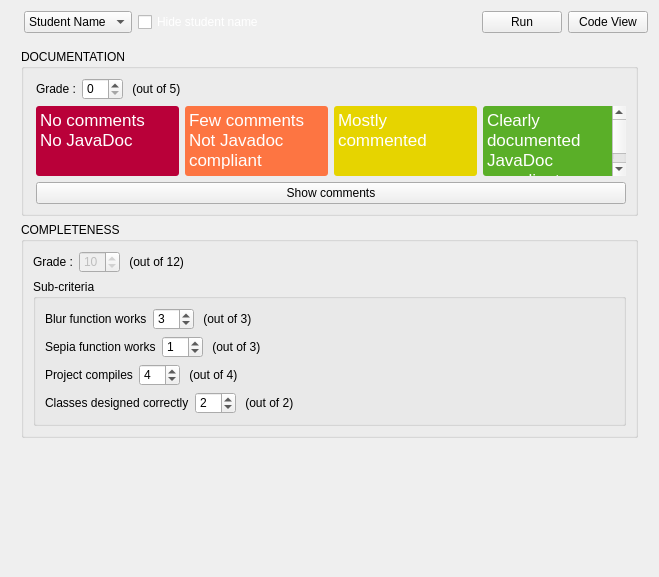
Above: TurboGrade/ui/gradeoverview.ui from wassgha/TurboGrade before the change. Below: the same form after it.
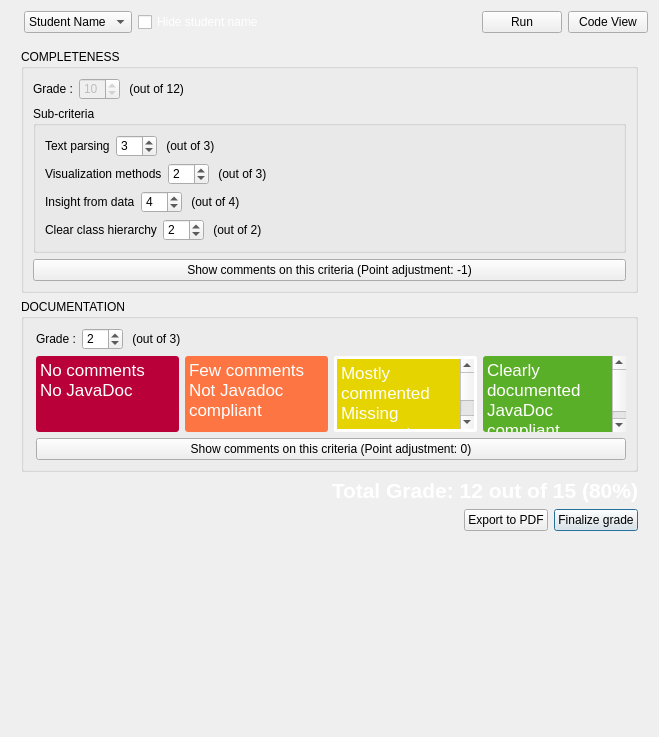
That is the form after the change. Icons and pictures are not drawn.

```diff
--- a/TurboGrade/ui/gradeoverview.ui
+++ b/TurboGrade/ui/gradeoverview.ui
@@ -7,7 +7,7 @@
     <x>0</x>
     <y>0</y>
     <width>659</width>
-    <height>577</height>
+    <height>737</height>
    </rect>
   </property>
   <property name="windowTitle">
@@ -25,8 +25,8 @@
         color: white;
 }
 
-#scrollArea {
-    background-color: transparent;
+#total_grade {
+color:white;
 }
 
 QScrollArea {background-color:transparent;}
@@ -45,6 +45,7 @@
 #level3 {
 	color: white;
 	background: rgb(230, 212, 0);
+	border: 3px solid white;
 	border-radius: 3px;
 }
 #level4 {
@@ -182,6 +183,12 @@
 	color: black;
 }</string>
      </property>
+     <property name="frameShadow">
+      <enum>QFrame::Plain</enum>
+     </property>
+     <property name="sizeAdjustPolicy">
+      <enum>QAbstractScrollArea::AdjustToContents</enum>
+     </property>
      <property name="widgetResizable">
       <bool>true</bool>
      </property>
@@ -194,7 +201,7 @@
         <x>0</x>
         <y>0</y>
         <width>635</width>
-        <height>493</height>
+        <height>602</height>
        </rect>
       </property>
       <property name="sizePolicy">
@@ -210,224 +217,6 @@
        </size>
       </property>
       <layout class="QVBoxLayout" name="verticalLayout_3">
-       <item>
-        <widget class="QGroupBox" name="groupBox">
-         <property name="sizePolicy">
-          <sizepolicy hsizetype="Preferred" vsizetype="Minimum">
-           <horstretch>0</horstretch>
-           <verstretch>0</verstretch>
-          </sizepolicy>
-         </property>
-         <property name="maximumSize">
-          <size>
-           <width>16777215</width>
-           <height>16777215</height>
-          </size>
-         </property>
-         <property name="title">
-          <string>DOCUMENTATION</string>
-         </property>
-         <property name="alignment">
-          <set>Qt::AlignLeading|Qt::AlignLeft|Qt::AlignTop</set>
-         </property>
-         <property name="flat">
-          <bool>true</bool>
-         </property>
-         <layout class="QVBoxLayout" name="verticalLayout">
-          <property name="leftMargin">
-           <number>12</number>
-          </property>
-          <item>
-           <layout class="QHBoxLayout" name="horizontalLayout_2">
-            <item>
-             <widget class="QLabel" name="label">
-              <property name="text">
-               <string>Grade :</string>
-              </property>
-             </widget>
-            </item>
-            <item>
-             <widget class="QSpinBox" name="spinBox"/>
-            </item>
-            <item>
-             <widget class="QLabel" name="label_2">
-              <property name="text">
-               <string> (out of 5)</string>
-              </property>
-             </widget>
-            </item>
-            <item>
-             <spacer name="horizontalSpacer">
-              <property name="orientation">
-               <enum>Qt::Horizontal</enum>
-              </property>
-              <property name="sizeHint" stdset="0">
-               <size>
-                <width>40</width>
-                <height>20</height>
-               </size>
-              </property>
-             </spacer>
-            </item>
-           </layout>
-          </item>
-          <item>
-           <layout class="QHBoxLayout" name="horizontalLayout">
-            <item>
-             <widget class="QTextBrowser" name="level1">
-              <property name="sizePolicy">
-               <sizepolicy hsizetype="Expanding" vsizetype="MinimumExpanding">
-                <horstretch>0</horstretch>
-                <verstretch>0</verstretch>
-               </sizepolicy>
-              </property>
-              <property name="frameShape">
-               <enum>QFrame::StyledPanel</enum>
-              </property>
-              <property name="frameShadow">
-               <enum>QFrame::Plain</enum>
-              </property>
-              <property name="verticalScrollBarPolicy">
-               <enum>Qt::ScrollBarAsNeeded</enum>
-              </property>
-              <property name="sizeAdjustPolicy">
-               <enum>QAbstractScrollArea::AdjustToContents</enum>
-              </property>
-              <property name="lineWrapMode">
-               <enum>QTextEdit::WidgetWidth</enum>
-              </property>
-              <property name="html">
-               <string>&lt;!DOCTYPE HTML PUBLIC &quot;-//W3C//DTD HTML 4.0//EN&quot; &quot;http://www.w3.org/TR/REC-html40/strict.dtd&quot;&gt;
-&lt;html&gt;&lt;head&gt;&lt;meta name=&quot;qrichtext&quot; content=&quot;1&quot; /&gt;&lt;style type=&quot;text/css&quot;&gt;
-p, li { white-space: pre-wrap; }
-&lt;/style&gt;&lt;/head&gt;&lt;body style=&quot; font-family:'.SF NS Text'; font-size:13pt; font-weight:400; font-style:normal;&quot;&gt;
-&lt;p style=&quot; margin-top:0px; margin-bottom:0px; margin-left:0px; margin-right:0px; -qt-block-indent:0; text-indent:0px;&quot;&gt;No comments&lt;/p&gt;
-&lt;p style=&quot; margin-top:0px; margin-bottom:0px; margin-left:0px; margin-right:0px; -qt-block-indent:0; text-indent:0px;&quot;&gt;No JavaDoc&lt;/p&gt;&lt;/body&gt;&lt;/html&gt;</string>
-              </property>
-              <property name="acceptRichText">
-               <bool>true</bool>
-              </property>
-             </widget>
-            </item>
-            <item>
-             <widget class="QTextBrowser" name="level2">
-              <property name="sizePolicy">
-               <sizepolicy hsizetype="Expanding" vsizetype="MinimumExpanding">
-                <horstretch>0</horstretch>
-                <verstretch>0</verstretch>
-               </sizepolicy>
-              </property>
-              <property name="frameShape">
-               <enum>QFrame::StyledPanel</enum>
-              </property>
-              <property name="frameShadow">
-               <enum>QFrame::Plain</enum>
-              </property>
-              <property name="verticalScrollBarPolicy">
-               <enum>Qt::ScrollBarAsNeeded</enum>
-              </property>
-              <property name="sizeAdjustPolicy">
-               <enum>QAbstractScrollArea::AdjustToContents</enum>
-              </property>
-              <property name="lineWrapMode">
-               <enum>QTextEdit::WidgetWidth</enum>
-              </property>
-              <property name="html">
-               <string>&lt;!DOCTYPE HTML PUBLIC &quot;-//W3C//DTD HTML 4.0//EN&quot; &quot;http://www.w3.org/TR/REC-html40/strict.dtd&quot;&gt;
-&lt;html&gt;&lt;head&gt;&lt;meta name=&quot;qrichtext&quot; content=&quot;1&quot; /&gt;&lt;style type=&quot;text/css&quot;&gt;
-p, li { white-space: pre-wrap; }
-&lt;/style&gt;&lt;/head&gt;&lt;body style=&quot; font-family:'.SF NS Text'; font-size:13pt; font-weight:400; font-style:normal;&quot;&gt;
-&lt;p style=&quot; margin-top:0px; margin-bottom:0px; margin-left:0px; margin-right:0px; -qt-block-indent:0; text-indent:0px;&quot;&gt;Few comments&lt;/p&gt;
-&lt;p style=&quot; margin-top:0px; margin-bottom:0px; margin-left:0px; margin-right:0px; -qt-block-indent:0; text-indent:0px;&quot;&gt;Not Javadoc compliant&lt;/p&gt;&lt;/body&gt;&lt;/html&gt;</string>
-              </property>
-              <property name="acceptRichText">
-               <bool>true</bool>
-              </property>
-             </widget>
-            </item>
-            <item>
-             <widget class="QTextBrowser" name="level3">
-              <property name="sizePolicy">
-               <sizepolicy hsizetype="Expanding" vsizetype="MinimumExpanding">
-                <horstretch>0</horstretch>
-                <verstretch>0</verstretch>
-               </sizepolicy>
-              </property>
-              <property name="frameShape">
-               <enum>QFrame::StyledPanel</enum>
-              </property>
-              <property name="frameShadow">
-               <enum>QFrame::Plain</enum>
-              </property>
-              <property name="verticalScrollBarPolicy">
-               <enum>Qt::ScrollBarAsNeeded</enum>
-              </property>
-              <property name="sizeAdjustPolicy">
-               <enum>QAbstractScrollArea::AdjustToContents</enum>
-              </property>
-              <property name="lineWrapMode">
-               <enum>QTextEdit::WidgetWidth</enum>
-              </property>
-              <property name="html">
-               <string>&lt;!DOCTYPE HTML PUBLIC &quot;-//W3C//DTD HTML 4.0//EN&quot; &quot;http://www.w3.org/TR/REC-html40/strict.dtd&quot;&gt;
-&lt;html&gt;&lt;head&gt;&lt;meta name=&quot;qrichtext&quot; content=&quot;1&quot; /&gt;&lt;style type=&quot;text/css&quot;&gt;
-p, li { white-space: pre-wrap; }
-&lt;/style&gt;&lt;/head&gt;&lt;body style=&quot; font-family:'.SF NS Text'; font-size:13pt; font-weight:400; font-style:normal;&quot;&gt;
-&lt;p style=&quot; margin-top:0px; margin-bottom:0px; margin-left:0px; margin-right:0px; -qt-block-indent:0; text-indent:0px;&quot;&gt;Mostly commented&lt;/p&gt;&lt;/body&gt;&lt;/html&gt;</string>
-              </property>
-              <property name="acceptRichText">
-               <bool>true</bool>
-              </property>
-             </widget>
-            </item>
-            <item>
-             <widget class="QTextBrowser" name="level4">
-              <property name="sizePolicy">
-               <sizepolicy hsizetype="Expanding" vsizetype="MinimumExpanding">
-                <horstretch>0</horstretch>
-                <verstretch>0</verstretch>
-               </sizepolicy>
-              </property>
-              <property name="frameShape">
-               <enum>QFrame::StyledPanel</enum>
-              </property>
-              <property name="frameShadow">
-               <enum>QFrame::Plain</enum>
-              </property>
-              <property name="verticalScrollBarPolicy">
-               <enum>Qt::ScrollBarAsNeeded</enum>
-              </property>
-              <property name="sizeAdjustPolicy">
-               <enum>QAbstractScrollArea::AdjustToContents</enum>
-              </property>
-              <property name="lineWrapMode">
-               <enum>QTextEdit::WidgetWidth</enum>
-              </property>
-              <property name="html">
-               <string>&lt;!DOCTYPE HTML PUBLIC &quot;-//W3C//DTD HTML 4.0//EN&quot; &quot;http://www.w3.org/TR/REC-html40/strict.dtd&quot;&gt;
-&lt;html&gt;&lt;head&gt;&lt;meta name=&quot;qrichtext&quot; content=&quot;1&quot; /&gt;&lt;style type=&quot;text/css&quot;&gt;
-p, li { white-space: pre-wrap; }
-&lt;/style&gt;&lt;/head&gt;&lt;body style=&quot; font-family:'.SF NS Text'; font-size:13pt; font-weight:400; font-style:normal;&quot;&gt;
-&lt;p style=&quot; margin-top:0px; margin-bottom:0px; margin-left:0px; margin-right:0px; -qt-block-indent:0; text-indent:0px;&quot;&gt;Clearly documented&lt;/p&gt;
-&lt;p style=&quot; margin-top:0px; margin-bottom:0px; margin-left:0px; margin-right:0px; -qt-block-indent:0; text-indent:0px;&quot;&gt;JavaDoc compliant&lt;/p&gt;&lt;/body&gt;&lt;/html&gt;</string>
-              </property>
-              <property name="acceptRichText">
-               <bool>true</bool>
-              </property>
-             </widget>
-            </item>
-           </layout>
-          </item>
-          <item>
-           <widget class="QPushButton" name="pushButton">
-            <property name="text">
-             <string>Show comments</string>
-            </property>
-           </widget>
-          </item>
-         </layout>
-        </widget>
-       </item>
        <item>
         <widget class="QGroupBox" name="groupBox_2">
          <property name="sizePolicy">
@@ -504,7 +293,7 @@
                <item>
                 <widget class="QLabel" name="label_11">
                  <property name="text">
-                  <string>Blur function works</string>
+                  <string>Text parsing</string>
                  </property>
                 </widget>
                </item>
@@ -545,7 +334,7 @@
                <item>
                 <widget class="QLabel" name="label_13">
                  <property name="text">
-                  <string>Sepia function works</string>
+                  <string>Visualization methods</string>
                  </property>
                 </widget>
                </item>
@@ -555,7 +344,7 @@
                   <bool>true</bool>
                  </property>
                  <property name="value">
-                  <number>1</number>
+                  <number>2</number>
                  </property>
                 </widget>
                </item>
@@ -586,7 +375,7 @@
                <item>
                 <widget class="QLabel" name="label_15">
                  <property name="text">
-                  <string>Project compiles</string>
+                  <string>Insight from data</string>
                  </property>
                 </widget>
                </item>
@@ -627,7 +416,7 @@
                <item>
                 <widget class="QLabel" name="label_17">
                  <property name="text">
-                  <string>Classes designed correctly</string>
+                  <string>Clear class hierarchy</string>
                  </property>
                 </widget>
                </item>
@@ -666,9 +455,293 @@
             </layout>
            </widget>
           </item>
+          <item>
+           <widget class="QPushButton" name="pushButton_2">
+            <property name="text">
+             <string>Show comments on this criteria (Point adjustment: -1)</string>
+            </property>
+           </widget>
+          </item>
          </layout>
         </widget>
        </item>
+       <item>
+        <widget class="QGroupBox" name="groupBox">
+         <property name="sizePolicy">
+          <sizepolicy hsizetype="Preferred" vsizetype="Minimum">
+           <horstretch>0</horstretch>
+           <verstretch>0</verstretch>
+          </sizepolicy>
+         </property>
+         <property name="maximumSize">
+          <size>
+           <width>16777215</width>
+           <height>16777215</height>
+          </size>
+         </property>
+         <property name="title">
+          <string>DOCUMENTATION</string>
+         </property>
+         <property name="alignment">
+          <set>Qt::AlignLeading|Qt::AlignLeft|Qt::AlignTop</set>
+         </property>
+         <property name="flat">
+          <bool>true</bool>
+         </property>
+         <layout class="QVBoxLayout" name="verticalLayout">
+          <property name="leftMargin">
+           <number>12</number>
+          </property>
+          <item>
+           <layout class="QHBoxLayout" name="horizontalLayout_2">
+            <item>
+             <widget class="QLabel" name="label">
+              <property name="text">
+               <string>Grade :</string>
+              </property>
+             </widget>
+            </item>
+            <item>
+             <widget class="QSpinBox" name="spinBox">
+              <property name="value">
+               <number>2</number>
+              </property>
+             </widget>
+            </item>
+            <item>
+             <widget class="QLabel" name="label_2">
+              <property name="text">
+               <string> (out of 3)</string>
+              </property>
+             </widget>
+            </item>
+            <item>
+             <spacer name="horizontalSpacer">
+              <property name="orientation">
+               <enum>Qt::Horizontal</enum>
+              </property>
+              <property name="sizeHint" stdset="0">
+               <size>
+                <width>40</width>
+                <height>20</height>
+               </size>
+              </property>
+             </spacer>
+            </item>
+           </layout>
+          </item>
+          <item>
+           <layout class="QHBoxLayout" name="horizontalLayout">
+            <item>
+             <widget class="QTextBrowser" name="level1">
+              <property name="sizePolicy">
+               <sizepolicy hsizetype="Expanding" vsizetype="MinimumExpanding">
+                <horstretch>0</horstretch>
+                <verstretch>0</verstretch>
+               </sizepolicy>
+              </property>
+              <property name="frameShape">
+               <enum>QFrame::StyledPanel</enum>
+              </property>
+              <property name="frameShadow">
+               <enum>QFrame::Plain</enum>
+              </property>
+              <property name="verticalScrollBarPolicy">
+               <enum>Qt::ScrollBarAsNeeded</enum>
+              </property>
+              <property name="sizeAdjustPolicy">
+               <enum>QAbstractScrollArea::AdjustToContents</enum>
+              </property>
+              <property name="lineWrapMode">
+               <enum>QTextEdit::WidgetWidth</enum>
+              </property>
+              <property name="html">
+               <string>&lt;!DOCTYPE HTML PUBLIC &quot;-//W3C//DTD HTML 4.0//EN&quot; &quot;http://www.w3.org/TR/REC-html40/strict.dtd&quot;&gt;
+&lt;html&gt;&lt;head&gt;&lt;meta name=&quot;qrichtext&quot; content=&quot;1&quot; /&gt;&lt;style type=&quot;text/css&quot;&gt;
+p, li { white-space: pre-wrap; }
+&lt;/style&gt;&lt;/head&gt;&lt;body style=&quot; font-family:'.SF NS Text'; font-size:13pt; font-weight:400; font-style:normal;&quot;&gt;
+&lt;p style=&quot; margin-top:0px; margin-bottom:0px; margin-left:0px; margin-right:0px; -qt-block-indent:0; text-indent:0px;&quot;&gt;No comments&lt;/p&gt;
+&lt;p style=&quot; margin-top:0px; margin-bottom:0px; margin-left:0px; margin-right:0px; -qt-block-indent:0; text-indent:0px;&quot;&gt;No JavaDoc&lt;/p&gt;&lt;/body&gt;&lt;/html&gt;</string>
+              </property>
+              <property name="acceptRichText">
+               <bool>true</bool>
+              </property>
+             </widget>
+            </item>
+            <item>
+             <widget class="QTextBrowser" name="level2">
+              <property name="sizePolicy">
+               <sizepolicy hsizetype="Expanding" vsizetype="MinimumExpanding">
+                <horstretch>0</horstretch>
+                <verstretch>0</verstretch>
+               </sizepolicy>
+              </property>
+              <property name="frameShape">
+               <enum>QFrame::StyledPanel</enum>
+              </property>
+              <property name="frameShadow">
+               <enum>QFrame::Plain</enum>
+              </property>
+              <property name="verticalScrollBarPolicy">
+               <enum>Qt::ScrollBarAsNeeded</enum>
+              </property>
+              <property name="sizeAdjustPolicy">
+               <enum>QAbstractScrollArea::AdjustToContents</enum>
+              </property>
+              <property name="lineWrapMode">
+               <enum>QTextEdit::WidgetWidth</enum>
+              </property>
+              <property name="html">
+               <string>&lt;!DOCTYPE HTML PUBLIC &quot;-//W3C//DTD HTML 4.0//EN&quot; &quot;http://www.w3.org/TR/REC-html40/strict.dtd&quot;&gt;
+&lt;html&gt;&lt;head&gt;&lt;meta name=&quot;qrichtext&quot; content=&quot;1&quot; /&gt;&lt;style type=&quot;text/css&quot;&gt;
+p, li { white-space: pre-wrap; }
+&lt;/style&gt;&lt;/head&gt;&lt;body style=&quot; font-family:'.SF NS Text'; font-size:13pt; font-weight:400; font-style:normal;&quot;&gt;
+&lt;p style=&quot; margin-top:0px; margin-bottom:0px; margin-left:0px; margin-right:0px; -qt-block-indent:0; text-indent:0px;&quot;&gt;Few comments&lt;/p&gt;
+&lt;p style=&quot; margin-top:0px; margin-bottom:0px; margin-left:0px; margin-right:0px; -qt-block-indent:0; text-indent:0px;&quot;&gt;Not Javadoc compliant&lt;/p&gt;&lt;/body&gt;&lt;/html&gt;</string>
+              </property>
+              <property name="acceptRichText">
+               <bool>true</bool>
+              </property>
+             </widget>
+            </item>
+            <item>
+             <widget class="QTextBrowser" name="level3">
+              <property name="sizePolicy">
+               <sizepolicy hsizetype="Expanding" vsizetype="MinimumExpanding">
+                <horstretch>0</horstretch>
+                <verstretch>0</verstretch>
+               </sizepolicy>
+              </property>
+              <property name="frameShape">
+               <enum>QFrame::StyledPanel</enum>
+              </property>
+              <property name="frameShadow">
+               <enum>QFrame::Plain</enum>
+              </property>
+              <property name="verticalScrollBarPolicy">
+               <enum>Qt::ScrollBarAsNeeded</enum>
+              </property>
+              <property name="sizeAdjustPolicy">
+               <enum>QAbstractScrollArea::AdjustToContents</enum>
+              </property>
+              <property name="lineWrapMode">
+               <enum>QTextEdit::WidgetWidth</enum>
+              </property>
+              <property name="html">
+               <string>&lt;!DOCTYPE HTML PUBLIC &quot;-//W3C//DTD HTML 4.0//EN&quot; &quot;http://www.w3.org/TR/REC-html40/strict.dtd&quot;&gt;
+&lt;html&gt;&lt;head&gt;&lt;meta name=&quot;qrichtext&quot; content=&quot;1&quot; /&gt;&lt;style type=&quot;text/css&quot;&gt;
+p, li { white-space: pre-wrap; }
+&lt;/style&gt;&lt;/head&gt;&lt;body style=&quot; font-family:'.SF NS Text'; font-size:13pt; font-weight:400; font-style:normal;&quot;&gt;
+&lt;p style=&quot; margin-top:0px; margin-bottom:0px; margin-left:0px; margin-right:0px; -qt-block-indent:0; text-indent:0px;&quot;&gt;Mostly commented&lt;/p&gt;
+&lt;p style=&quot; margin-top:0px; margin-bottom:0px; margin-left:0px; margin-right:0px; -qt-block-indent:0; text-indent:0px;&quot;&gt;Missing comments inside methods&lt;/p&gt;&lt;/body&gt;&lt;/html&gt;</string>
+              </property>
+              <property name="acceptRichText">
+               <bool>true</bool>
+              </property>
+             </widget>
+            </item>
+            <item>
+             <widget class="QTextBrowser" name="level4">
+              <property name="sizePolicy">
+               <sizepolicy hsizetype="Expanding" vsizetype="MinimumExpanding">
+                <horstretch>0</horstretch>
+                <verstretch>0</verstretch>
+               </sizepolicy>
+              </property>
+              <property name="frameShape">
+               <enum>QFrame::StyledPanel</enum>
+              </property>
+              <property name="frameShadow">
+               <enum>QFrame::Plain</enum>
+              </property>
+              <property name="verticalScrollBarPolicy">
+               <enum>Qt::ScrollBarAsNeeded</enum>
+              </property>
+              <property name="sizeAdjustPolicy">
+               <enum>QAbstractScrollArea::AdjustToContents</enum>
+              </property>
+              <property name="lineWrapMode">
+               <enum>QTextEdit::WidgetWidth</enum>
+              </property>
+              <property name="html">
+               <string>&lt;!DOCTYPE HTML PUBLIC &quot;-//W3C//DTD HTML 4.0//EN&quot; &quot;http://www.w3.org/TR/REC-html40/strict.dtd&quot;&gt;
+&lt;html&gt;&lt;head&gt;&lt;meta name=&quot;qrichtext&quot; content=&quot;1&quot; /&gt;&lt;style type=&quot;text/css&quot;&gt;
+p, li { white-space: pre-wrap; }
+&lt;/style&gt;&lt;/head&gt;&lt;body style=&quot; font-family:'.SF NS Text'; font-size:13pt; font-weight:400; font-style:normal;&quot;&gt;
+&lt;p style=&quot; margin-top:0px; margin-bottom:0px; margin-left:0px; margin-right:0px; -qt-block-indent:0; text-indent:0px;&quot;&gt;Clearly documented&lt;/p&gt;
+&lt;p style=&quot; margin-top:0px; margin-bottom:0px; margin-left:0px; margin-right:0px; -qt-block-indent:0; text-indent:0px;&quot;&gt;JavaDoc compliant&lt;/p&gt;&lt;/body&gt;&lt;/html&gt;</string>
+              </property>
+              <property name="acceptRichText">
+               <bool>true</bool>
+              </property>
+             </widget>
+            </item>
+           </layout>
+          </item>
+          <item>
+           <widget class="QPushButton" name="pushButton">
+            <property name="text">
+             <string>Show comments on this criteria (Point adjustment: 0)</string>
+            </property>
+           </widget>
+          </item>
+         </layout>
+        </widget>
+       </item>
+       <item>
+        <widget class="QLabel" name="total_grade">
+         <property name="font">
+          <font>
+           <pointsize>16</pointsize>
+           <weight>75</weight>
+           <bold>true</bold>
+          </font>
+         </property>
+         <property name="text">
+          <string>Total Grade: 12 out of 15 (80%)</string>
+         </property>
+         <property name="alignment">
+          <set>Qt::AlignRight|Qt::AlignTrailing|Qt::AlignVCenter</set>
+         </property>
+        </widget>
+       </item>
+       <item>
+        <layout class="QHBoxLayout" name="horizontalLayout_6">
+         <item>
+          <spacer name="horizontalSpacer_8">
+           <property name="orientation">
+            <enum>Qt::Horizontal</enum>
+           </property>
+           <property name="sizeHint" stdset="0">
+            <size>
+             <width>40</width>
+             <height>20</height>
+            </size>
+           </property>
+          </spacer>
+         </item>
+         <item>
+          <widget class="QPushButton" name="pushButton_3">
+           <property name="text">
+            <string>Export to PDF</string>
+           </property>
+          </widget>
+         </item>
+         <item>
+          <widget class="QPushButton" name="pushButton_4">
+           <property name="text">
+            <string>Finalize grade</string>
+           </property>
+           <property name="default">
+            <bool>true</bool>
+           </property>
+           <property name="flat">
+            <bool>false</bool>
+           </property>
+          </widget>
+         </item>
+        </layout>
+       </item>
       </layout>
      </widget>
     </widget>
```
Left out of the diff: 2 changed lines with no effect on the pictures.
